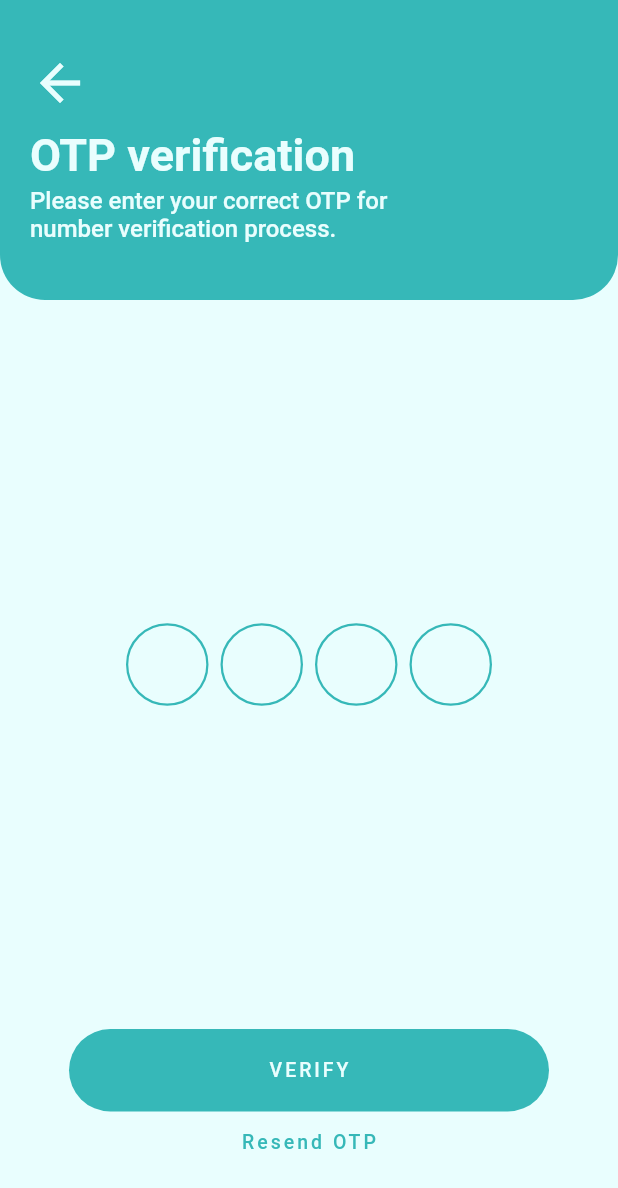
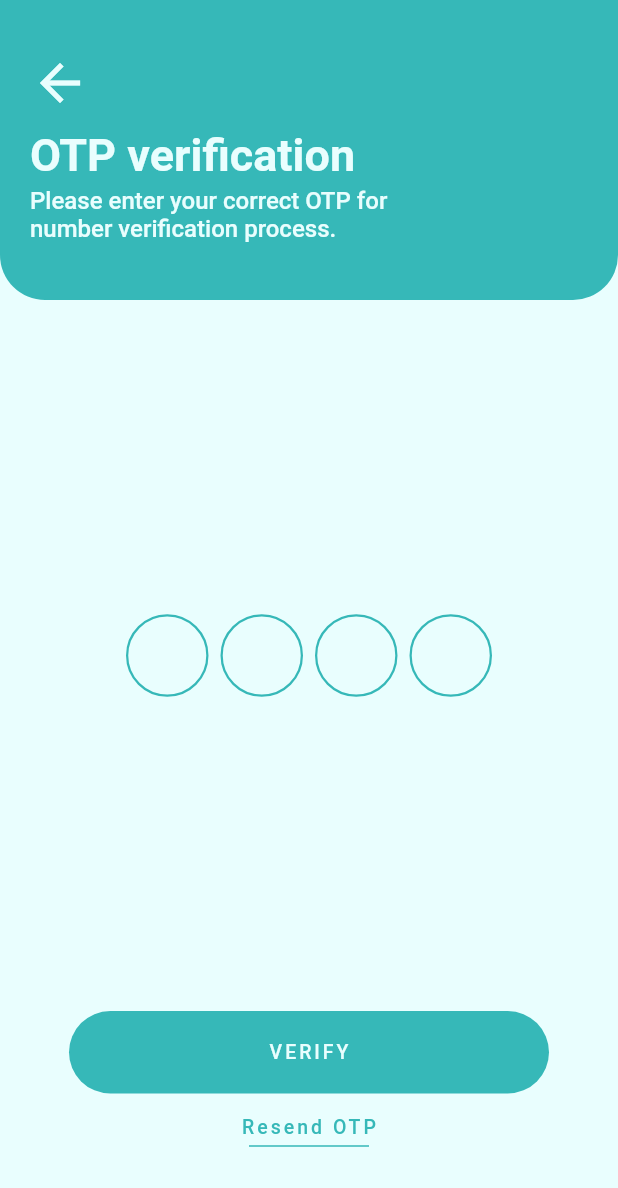
Before and after one commit to MurotjonAbidjanov/my_project, a Flutter app: the screen it shows after launch, on a phone screen of 412 x 824 dp. Shown: the top 1188 px of the screen. Run offline on Flutter 3.47's test engine with Material 2 defaults, Android fonts, the phone set to English and light mode, and no system bars; drawn by our look-alikes of pinput.

Commit message:
more prettier

```diff
--- a/lib/verification1.dart
+++ b/lib/verification1.dart
@@ -91,6 +91,8 @@ class _Verification1State extends State<Verification1> {
             ),
             Expanded(child: cSizedBoxH55),
             Positioned(
+              child: InkWell(
+                onTap: () {},
                 child: Container(
                   child: Center(
                     child: Text(
@@ -104,12 +106,24 @@ class _Verification1State extends State<Verification1> {
                       borderRadius: BorderRadius.circular(30), color: cActive),
                 ),
               ),
+            ),
             SizedBox(
-              height: 13,
+              height: 15,
             ),
-            Text(
+            InkWell(
+              onTap: () {},
+              child: Text(
                 'Resend OTP',
                 style: cTextStyleRec,
+              ),
+            ),
+            SizedBox(
+              width: 80,
+              height: 10,
+              child: Divider(
+                color: cActive,
+                thickness: 1,
+              ),
             ),
             cSizedBoxH55
           ],
```
Lines whose indentation alone changed are shown as unchanged.
